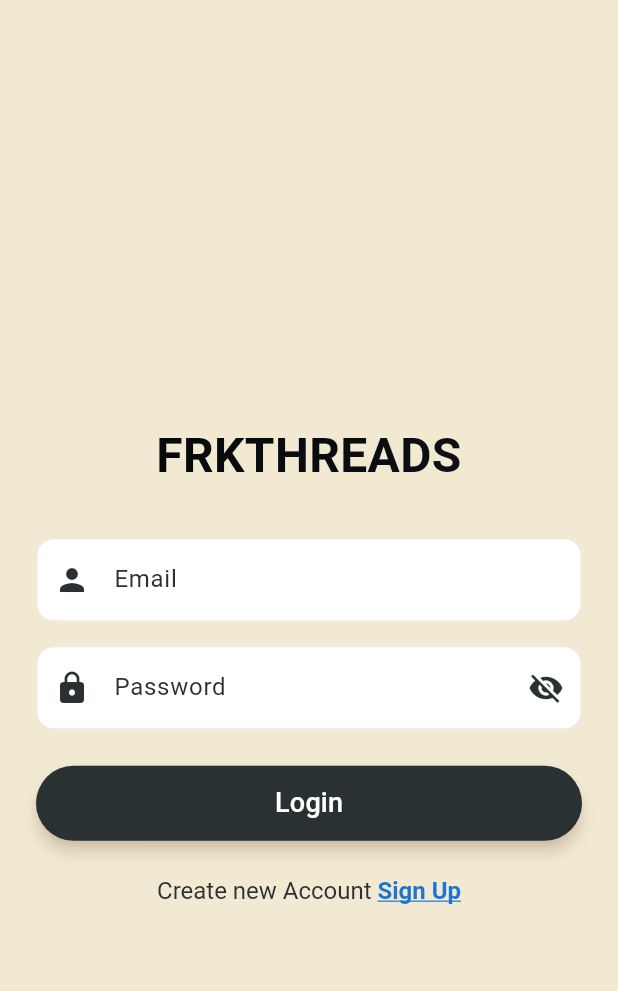
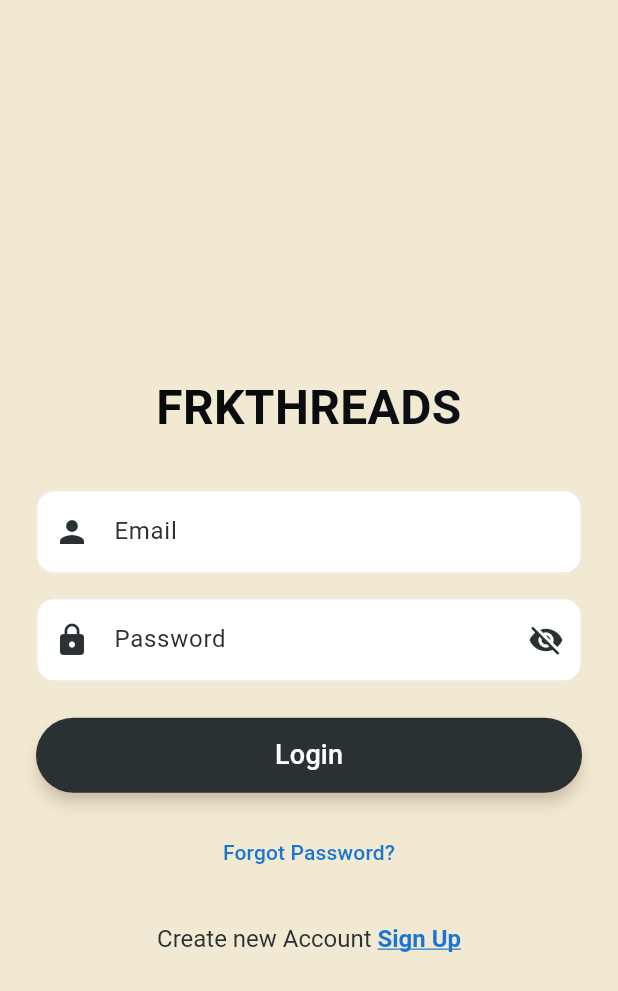
Before and after one commit to FelixMDP/UAS_PAB, a Flutter app: the screen it shows after launch, on a phone screen of 412 x 824 dp. Shown: the top 991 px of the screen. Run offline on Flutter 3.47's test engine with Material 3 defaults, Android fonts, the phone set to English and light mode, and no system bars; drawn by our look-alikes of shimmer; our stand-ins replace animated_text_kit, cloud_firestore, curved_navigation_bar, firebase_auth, firebase_core, flutter_image_compress and 10 more; accounts and stored records are empty.

Commit message:
reset password

```diff
--- a/frkthreads/lib/screens/signinscreen.dart
+++ b/frkthreads/lib/screens/signinscreen.dart
@@ -207,6 +207,20 @@ class SignInScreenState extends State<SignInScreen>
                                     ),
                                   ),
                                 ),
+                            const SizedBox(height: 16),
+                            TextButton(
+                              onPressed: _handleForgotPassword,
+                              child: Text(
+                                'Forgot Password?',
+                                style: TextStyle(
+                                  color:
+                                      isDark
+                                          ? Colors.blue[300]
+                                          : Colors.blue[700],
+                                  fontSize: 14,
+                                ),
+                              ),
+                            ),
                             const SizedBox(height: 24),
                             RichText(
                               text: TextSpan(
@@ -214,6 +228,7 @@ class SignInScreenState extends State<SignInScreen>
                                   fontSize: 16.0,
                                   color: textColor,
                                 ),
+
                                 children: [
                                   const TextSpan(text: 'Create new Account '),
                                   TextSpan(
@@ -316,6 +331,29 @@ class SignInScreenState extends State<SignInScreen>
     ).showSnackBar(SnackBar(content: Text(message)));
   }
 
+  void _handleForgotPassword() async {
+    final email = _emailController.text.trim();
+    if (email.isEmpty) {
+      _showSnackBar('Please enter your email address');
+      return;
+    }
+
+    setState(() => _isLoading = true);
+    try {
+      await FirebaseAuth.instance.sendPasswordResetEmail(email: email);
+      if (!mounted) return;
+      _showSnackBar('Password reset link sent to $email');
+    } on FirebaseAuthException catch (e) {
+      if (e.code == 'user-not-found') {
+        _showSnackBar('No user found with this email');
+      } else {
+        _showSnackBar('Error: ${e.message}');
+      }
+    } finally {
+      setState(() => _isLoading = false);
+    }
+  }
+
   String _getAuthErrorMessage(String code) {
     switch (code) {
       case 'email-not-found':
```
